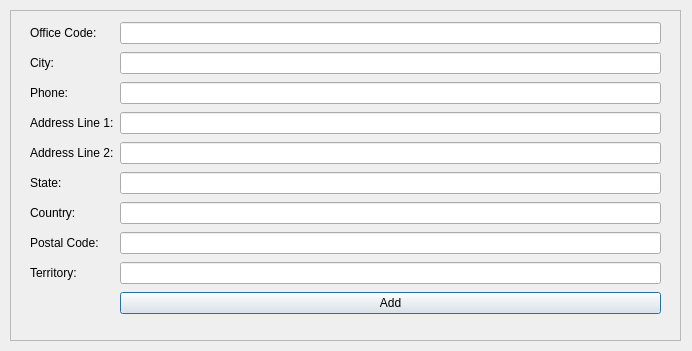
Before: the Qt Designer form qt_app/newoffice.ui in mehmetrizaoz/5_product_line_automation, drawn with Qt 5.
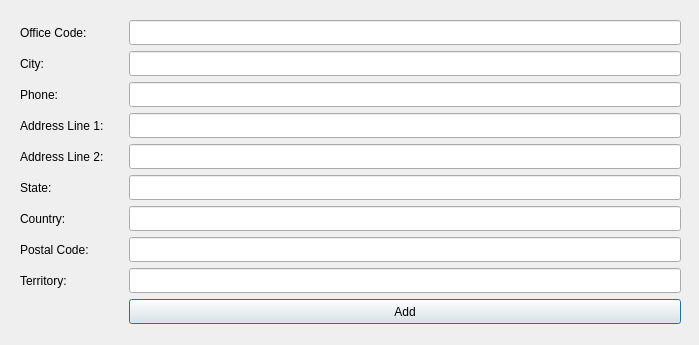
After: the same form once the commit is applied.

Commit message: new office creation form created

Diff of the .ui file:
```diff
--- a/qt_app/newoffice.ui
+++ b/qt_app/newoffice.ui
@@ -6,137 +6,232 @@
    <rect>
     <x>0</x>
     <y>0</y>
-    <width>692</width>
-    <height>351</height>
+    <width>699</width>
+    <height>345</height>
    </rect>
   </property>
   <property name="windowTitle">
    <string>New Office</string>
   </property>
-  <widget class="QFrame" name="frame">
+  <widget class="QLineEdit" name="lineEdit_8">
    <property name="geometry">
     <rect>
-     <x>10</x>
-     <y>10</y>
-     <width>671</width>
-     <height>331</height>
+     <x>129</x>
+     <y>237</y>
+     <width>552</width>
+     <height>25</height>
     </rect>
    </property>
-   <property name="frameShape">
-    <enum>QFrame::StyledPanel</enum>
+  </widget>
+  <widget class="QLineEdit" name="lineEdit_2">
+   <property name="geometry">
+    <rect>
+     <x>129</x>
+     <y>51</y>
+     <width>552</width>
+     <height>25</height>
+    </rect>
    </property>
-   <property name="frameShadow">
-    <enum>QFrame::Raised</enum>
+  </widget>
+  <widget class="QLineEdit" name="lineEdit_3">
+   <property name="geometry">
+    <rect>
+     <x>129</x>
+     <y>82</y>
+     <width>552</width>
+     <height>25</height>
+    </rect>
    </property>
   </widget>
-  <widget class="QWidget" name="">
+  <widget class="QLineEdit" name="lineEdit_4">
    <property name="geometry">
     <rect>
-     <x>30</x>
+     <x>129</x>
+     <y>113</y>
+     <width>552</width>
+     <height>25</height>
+    </rect>
+   </property>
+  </widget>
+  <widget class="QLineEdit" name="lineEdit_7">
+   <property name="geometry">
+    <rect>
+     <x>129</x>
+     <y>206</y>
+     <width>552</width>
+     <height>25</height>
+    </rect>
+   </property>
+  </widget>
+  <widget class="QLineEdit" name="lineEdit_9">
+   <property name="geometry">
+    <rect>
+     <x>129</x>
+     <y>268</y>
+     <width>552</width>
+     <height>25</height>
+    </rect>
+   </property>
+  </widget>
+  <widget class="QLabel" name="label_7">
+   <property name="geometry">
+    <rect>
+     <x>20</x>
+     <y>206</y>
+     <width>103</width>
+     <height>25</height>
+    </rect>
+   </property>
+   <property name="text">
+    <string>Country:</string>
+   </property>
+  </widget>
+  <widget class="QLabel" name="label_3">
+   <property name="geometry">
+    <rect>
+     <x>20</x>
+     <y>82</y>
+     <width>103</width>
+     <height>25</height>
+    </rect>
+   </property>
+   <property name="text">
+    <string>Phone:</string>
+   </property>
+  </widget>
+  <widget class="QPushButton" name="pushButton_1">
+   <property name="geometry">
+    <rect>
+     <x>129</x>
+     <y>299</y>
+     <width>552</width>
+     <height>25</height>
+    </rect>
+   </property>
+   <property name="text">
+    <string>Add</string>
+   </property>
+  </widget>
+  <widget class="QLabel" name="label_8">
+   <property name="geometry">
+    <rect>
+     <x>20</x>
+     <y>237</y>
+     <width>103</width>
+     <height>25</height>
+    </rect>
+   </property>
+   <property name="text">
+    <string>Postal Code:</string>
+   </property>
+  </widget>
+  <widget class="QLabel" name="label_5">
+   <property name="geometry">
+    <rect>
+     <x>20</x>
+     <y>144</y>
+     <width>103</width>
+     <height>25</height>
+    </rect>
+   </property>
+   <property name="text">
+    <string>Address Line 2:</string>
+   </property>
+  </widget>
+  <widget class="QLabel" name="label_9">
+   <property name="geometry">
+    <rect>
+     <x>20</x>
+     <y>268</y>
+     <width>103</width>
+     <height>25</height>
+    </rect>
+   </property>
+   <property name="text">
+    <string>Territory:</string>
+   </property>
+  </widget>
+  <widget class="QLabel" name="label_6">
+   <property name="geometry">
+    <rect>
+     <x>20</x>
+     <y>175</y>
+     <width>103</width>
+     <height>25</height>
+    </rect>
+   </property>
+   <property name="text">
+    <string>State:</string>
+   </property>
+  </widget>
+  <widget class="QLineEdit" name="lineEdit_6">
+   <property name="geometry">
+    <rect>
+     <x>129</x>
+     <y>175</y>
+     <width>552</width>
+     <height>25</height>
+    </rect>
+   </property>
+  </widget>
+  <widget class="QLineEdit" name="lineEdit">
+   <property name="geometry">
+    <rect>
+     <x>129</x>
      <y>20</y>
-     <width>631</width>
-     <height>306</height>
+     <width>552</width>
+     <height>25</height>
     </rect>
    </property>
-   <layout class="QGridLayout" name="gridLayout">
-    <item row="0" column="0">
-     <widget class="QLabel" name="label">
-      <property name="text">
-       <string>Office Code:</string>
-      </property>
-     </widget>
-    </item>
-    <item row="0" column="1">
-     <widget class="QLineEdit" name="lineEdit"/>
-    </item>
-    <item row="1" column="0">
-     <widget class="QLabel" name="label_2">
-      <property name="text">
-       <string>City:</string>
-      </property>
-     </widget>
-    </item>
-    <item row="1" column="1">
-     <widget class="QLineEdit" name="lineEdit_2"/>
-    </item>
-    <item row="2" column="0">
-     <widget class="QLabel" name="label_3">
-      <property name="text">
-       <string>Phone:</string>
-      </property>
-     </widget>
-    </item>
-    <item row="2" column="1">
-     <widget class="QLineEdit" name="lineEdit_3"/>
-    </item>
-    <item row="3" column="0">
-     <widget class="QLabel" name="label_4">
-      <property name="text">
-       <string>Address Line 1:</string>
-      </property>
-     </widget>
-    </item>
-    <item row="3" column="1">
-     <widget class="QLineEdit" name="lineEdit_4"/>
-    </item>
-    <item row="4" column="0">
-     <widget class="QLabel" name="label_5">
-      <property name="text">
-       <string>Address Line 2:</string>
-      </property>
-     </widget>
-    </item>
-    <item row="4" column="1">
-     <widget class="QLineEdit" name="lineEdit_5"/>
-    </item>
-    <item row="5" column="0">
-     <widget class="QLabel" name="label_6">
-      <property name="text">
-       <string>State:</string>
-      </property>
-     </widget>
-    </item>
-    <item row="5" column="1">
-     <widget class="QLineEdit" name="lineEdit_6"/>
-    </item>
-    <item row="6" column="0">
-     <widget class="QLabel" name="label_7">
-      <property name="text">
-       <string>Country:</string>
-      </property>
-     </widget>
-    </item>
-    <item row="6" column="1">
-     <widget class="QLineEdit" name="lineEdit_7"/>
-    </item>
-    <item row="7" column="0">
-     <widget class="QLabel" name="label_8">
-      <property name="text">
-       <string>Postal Code:</string>
-      </property>
-     </widget>
-    </item>
-    <item row="7" column="1">
-     <widget class="QLineEdit" name="lineEdit_8"/>
-    </item>
-    <item row="8" column="0">
-     <widget class="QLabel" name="label_9">
-      <property name="text">
-       <string>Territory:</string>
-      </property>
-     </widget>
-    </item>
-    <item row="8" column="1">
-     <widget class="QLineEdit" name="lineEdit_9"/>
-    </item>
-    <item row="9" column="1">
-     <widget class="QPushButton" name="pushButton_1">
-      <property name="text">
-       <string>Add</string>
-      </property>
-     </widget>
-    </item>
-   </layout>
+  </widget>
+  <widget class="QLineEdit" name="lineEdit_5">
+   <property name="geometry">
+    <rect>
+     <x>129</x>
+     <y>144</y>
+     <width>552</width>
+     <height>25</height>
+    </rect>
+   </property>
+  </widget>
+  <widget class="QLabel" name="label_2">
+   <property name="geometry">
+    <rect>
+     <x>20</x>
+     <y>51</y>
+     <width>103</width>
+     <height>25</height>
+    </rect>
+   </property>
+   <property name="text">
+    <string>City:</string>
+   </property>
+  </widget>
+  <widget class="QLabel" name="label_4">
+   <property name="geometry">
+    <rect>
+     <x>20</x>
+     <y>113</y>
+     <width>103</width>
+     <height>25</height>
+    </rect>
+   </property>
+   <property name="text">
+    <string>Address Line 1:</string>
+   </property>
+  </widget>
+  <widget class="QLabel" name="label">
+   <property name="geometry">
+    <rect>
+     <x>20</x>
+     <y>20</y>
+     <width>103</width>
+     <height>25</height>
+    </rect>
+   </property>
+   <property name="text">
+    <string>Office Code:</string>
+   </property>
   </widget>
  </widget>
  <resources/>
```
The commit also changes 6 other files.
